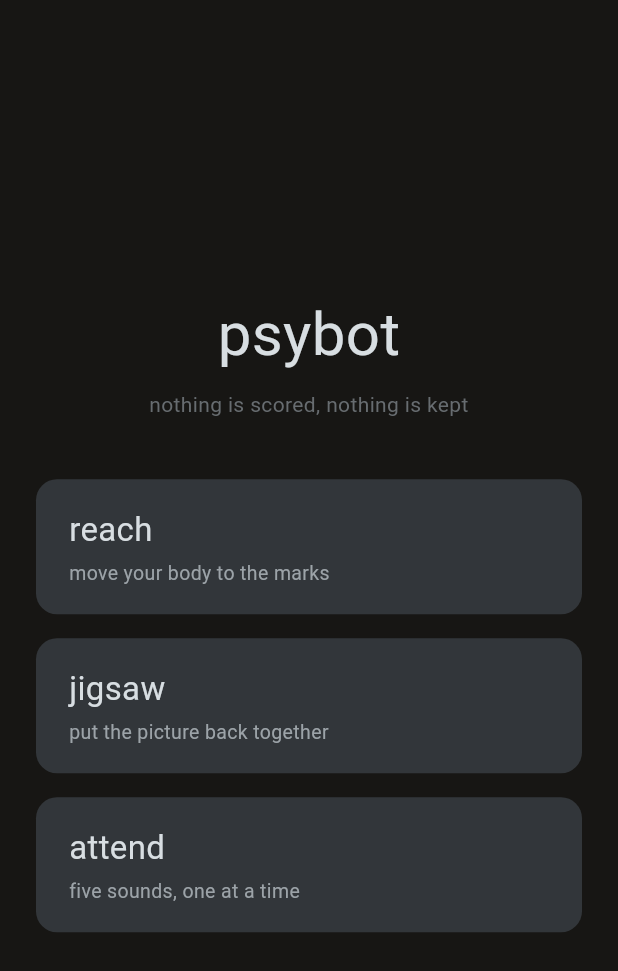
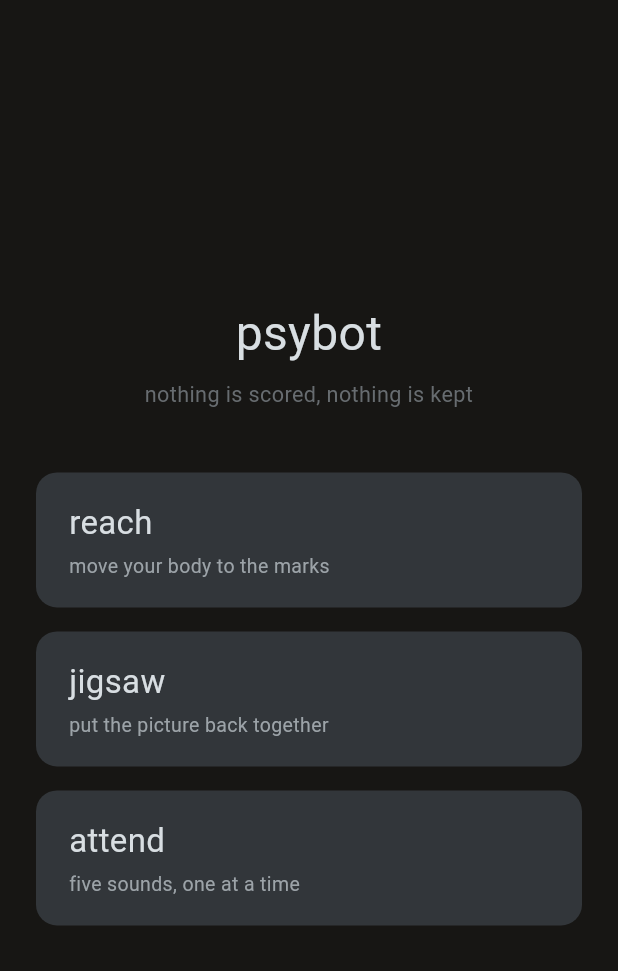
Before and after one commit to VD5-star/FYP, a Flutter app: the screen it shows after launch, on a phone screen of 412 x 824 dp. Shown: the top 971 px of the screen. Run offline on Flutter 3.47's test engine with Material 3 defaults, Android fonts, the phone set to English and light mode, and no system bars; our stand-ins replace camera, image_picker, sqflite_common; missing offline and left inert: flutter_soloud, google_mlkit_pose_detection; accounts and stored records are empty.

Commit message:
adaptive: screen-size + hardware-volume for all games
- add dart/games/lib/core/adaptive.dart: shortestSide scale, phone/tablet detection, jigsaw side auto-selection
- add dart/games/lib/core/hardware_volume.dart: intercept audioVolumeUp/Down via HardwareKeyboard + Focus, mixin for volume
- patch reach/jigsaw/attend to wrap with HardwareVolume and MediaQuery adaptive text scale
- jigsaw auto selects side via Adaptive.jigsawSideForWidth when board null
- main.dart uses Adaptive.scale for title/padding and maxWidth 600 on tablets
- remove generated .flutter-plugins-dependencies with stale C:\dev path
- add psybot_dart/README explaining new layout

Co-authored-by: arena-agent <297053741+arena-agent@users.noreply.github.com>

```diff
--- /dev/null
+++ b/dart/games/lib/core/adaptive.dart
@@ -0,0 +1,58 @@
+import 'dart:math' as math;
+
+import 'package:flutter/widgets.dart';
+
+class Adaptive {
+  const Adaptive._();
+
+  static double shortest(BuildContext c) =>
+      MediaQuery.sizeOf(c).shortestSide;
+
+  static double longest(BuildContext c) => MediaQuery.sizeOf(c).longestSide;
+
+  static bool isPhone(BuildContext c) => shortest(c) < 600;
+
+  static bool isTablet(BuildContext c) => shortest(c) >= 600;
+
+  static bool isSmallPhone(BuildContext c) => shortest(c) < 360;
+
+  static double scale(BuildContext c) {
+    final double s = shortest(c) / 400.0;
+    return s.clamp(0.85, 1.35);
+  }
+
+  static double font(BuildContext c, double base) =>
+      (base * scale(c)).clamp(10.0, 32.0);
+
+  static EdgeInsets safePad(BuildContext c) => MediaQuery.paddingOf(c);
+
+  static double availableWidth(BuildContext c, double pad) =>
+      MediaQuery.sizeOf(c).width - pad * 2;
+
+  static double gridForWidth(double w) {
+    if (w < 360) return 3;
+    if (w < 420) return 4;
+    if (w < 520) return 5;
+    return 6;
+  }
+
+  static int jigsawSideForWidth(double w, double h) {
+    final double s = math.min(w, h);
+    if (s < 360) return 3;
+    if (s < 500) return 4;
+    if (s < 650) return 5;
+    if (s < 800) return 6;
+    if (s < 1000) return 8;
+    return 10;
+  }
+
+  static double touchTarget(BuildContext c) {
+    final double base = isSmallPhone(c) ? 44.0 : 48.0;
+    return base * (isTablet(c) ? 1.12 : 1.0);
+  }
+
+  static double panelWidth(BuildContext c, double maxW) {
+    final double w = MediaQuery.sizeOf(c).width;
+    return math.min(maxW, w - 32.0);
+  }
+}
--- a/dart/games/lib/main.dart
+++ b/dart/games/lib/main.dart
@@ -1,6 +1,7 @@
 import 'package:flutter/material.dart';
 
 import 'attend/game.dart';
+import 'core/adaptive.dart';
 import 'jigsaw/game.dart';
 import 'reach/game.dart';
 
@@ -46,6 +47,8 @@
       <Object>['jigsaw', 'put the picture back together', 1],
       <Object>['attend', 'five sounds, one at a time', 2],
     ];
+    final double s = Adaptive.scale(context);
+    final double maxW = Adaptive.isTablet(context) ? 600 : 520;
     return Scaffold(
       body: SafeArea(
         child: LayoutBuilder(
@@ -55,38 +58,38 @@
                 constraints: BoxConstraints(minHeight: outer.maxHeight),
                 child: Center(
                   child: ConstrainedBox(
-                    constraints: const BoxConstraints(maxWidth: 520),
+                    constraints: BoxConstraints(maxWidth: maxW),
                     child: Column(
                       mainAxisAlignment: MainAxisAlignment.center,
                       crossAxisAlignment: CrossAxisAlignment.stretch,
                       children: <Widget>[
-                        const Padding(
-                          padding: EdgeInsets.only(bottom: 8),
+                        Padding(
+                          padding: const EdgeInsets.only(bottom: 8),
                           child: Text(
                             'psybot',
                             textAlign: TextAlign.center,
                             style: TextStyle(
-                              fontSize: 40,
-                              color: Color(0xFFD8DEE2),
+                              fontSize: Adaptive.font(context, 40),
+                              color: const Color(0xFFD8DEE2),
                             ),
                           ),
                         ),
-                        const Padding(
-                          padding: EdgeInsets.only(bottom: 32),
+                        Padding(
+                          padding: EdgeInsets.only(bottom: 32 * s.clamp(0.7, 1.1)),
                           child: Text(
                             'nothing is scored, nothing is kept',
                             textAlign: TextAlign.center,
                             style: TextStyle(
-                              fontSize: 14,
-                              color: Color(0xFF676C70),
+                              fontSize: Adaptive.font(context, 14),
+                              color: const Color(0xFF676C70),
                             ),
                           ),
                         ),
                         for (final List<Object> g in games)
                           Padding(
-                            padding: const EdgeInsets.symmetric(
-                              horizontal: 24,
-                              vertical: 8,
+                            padding: EdgeInsets.symmetric(
+                              horizontal: Adaptive.isSmallPhone(context) ? 16 : 24,
+                              vertical: 8 * s.clamp(0.85, 1.0),
                             ),
                             child: _Tile(
                               title: g[0] as String,
```
Also changed, not shown: dart/games/lib/attend/game.dart (+20 -2 lines), dart/games/lib/core/hardware_volume.dart (added, +88 -0 lines), dart/games/lib/jigsaw/game.dart (+33 -3 lines), dart/games/lib/reach/game.dart (+24 -2 lines), 2 other files.
